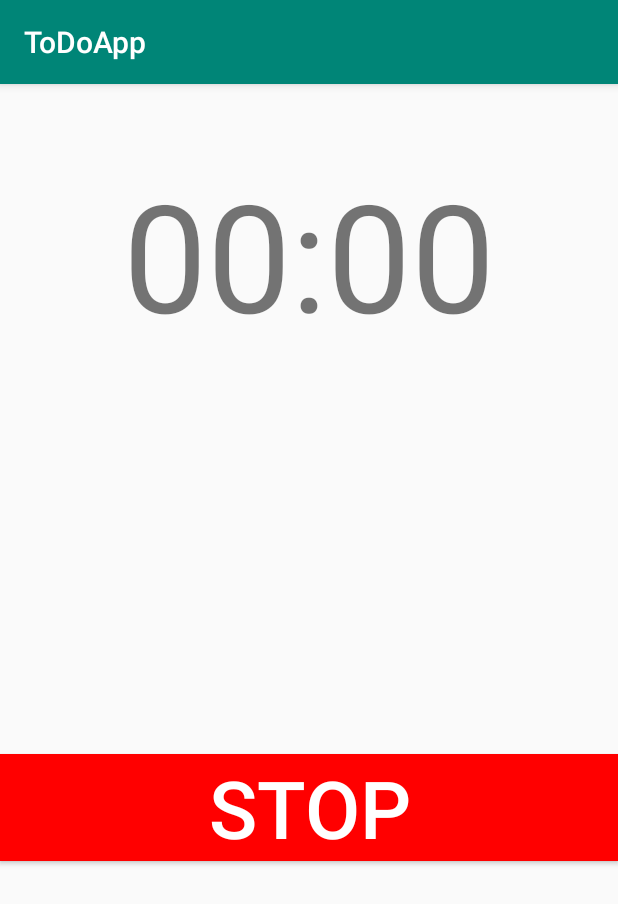
After one commit to HarrisonEagle/TodoApp, an Android app: the AlarmActivity screen opened directly, with no data from a screen before it, on a phone screen of 412 x 824 dp. The commit adds this screen. Shown: the top 904 px of the screen. Run offline under Robolectric (Android 15) with nearby library versions, the phone set to English and light mode, and no system bars.

Commit message:
アラーム機能の追加

```diff
--- a/app/src/main/AndroidManifest.xml
+++ b/app/src/main/AndroidManifest.xml
@@ -17,6 +17,7 @@
             </intent-filter>
         </activity>
         <activity android:name=".EditSchedule"></activity>
+        <activity android:name=".AlarmActivity"></activity>
         <receiver android:name=".ReminderBroadcast">
         </receiver>
     </application>
--- a/app/src/main/java/com/hrsnkwge/todoapp/MainActivity.java
+++ b/app/src/main/java/com/hrsnkwge/todoapp/MainActivity.java
@@ -11,9 +11,11 @@ import android.app.TaskStackBuilder;
 import android.content.ContentValues;
 import android.content.Context;
 import android.content.Intent;
+import android.content.res.AssetFileDescriptor;
 import android.database.Cursor;
 import android.database.sqlite.SQLiteDatabase;
 import android.graphics.Color;
+import android.media.MediaPlayer;
 import android.os.Build;
 import android.os.Bundle;
 import android.provider.ContactsContract;
--- /dev/null
+++ b/app/src/main/res/layout/alarm_activity.xml
@@ -0,0 +1,24 @@
+<?xml version="1.0" encoding="utf-8"?>
+<LinearLayout xmlns:android="http://schemas.android.com/apk/res/android"
+    android:orientation="vertical" android:layout_width="match_parent"
+    android:layout_height="match_parent">
+    <TextView
+        android:id="@+id/currenttime"
+        android:layout_width="match_parent"
+        android:layout_height="wrap_content"
+        android:textSize="150px"
+        android:gravity="center"
+        android:layout_marginTop="70px"
+        android:text="00:00"></TextView>
+
+    <Button
+        android:id="@+id/stop"
+        android:layout_width="match_parent"
+        android:layout_height="wrap_content"
+        android:gravity="center"
+        android:text="Stop"
+        android:textColor="#ffffff"
+        android:textSize="80px"
+        android:layout_marginTop="400px"
+        android:background="#ff0000"></Button>
+</LinearLayout>
```
Also changed, not shown: app/src/main/java/com/hrsnkwge/todoapp/AlarmActivity.java (added, +60 -0 lines), app/src/main/java/com/hrsnkwge/todoapp/ReminderBroadcast.java (+7 -0 lines), 1 other file.
